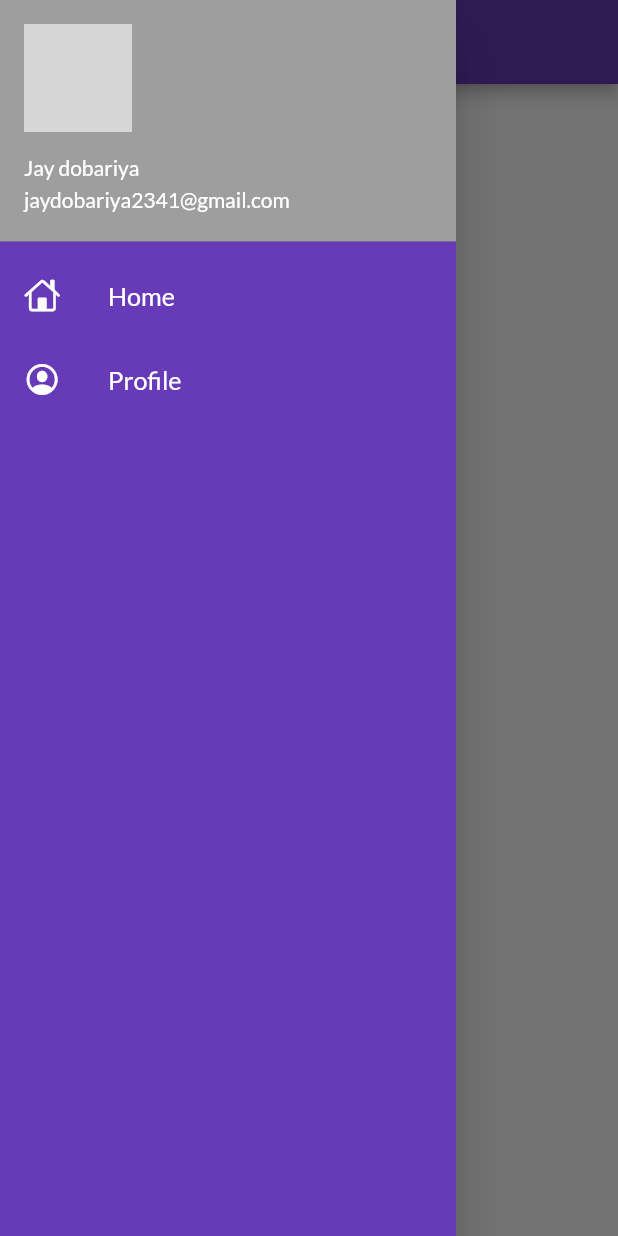
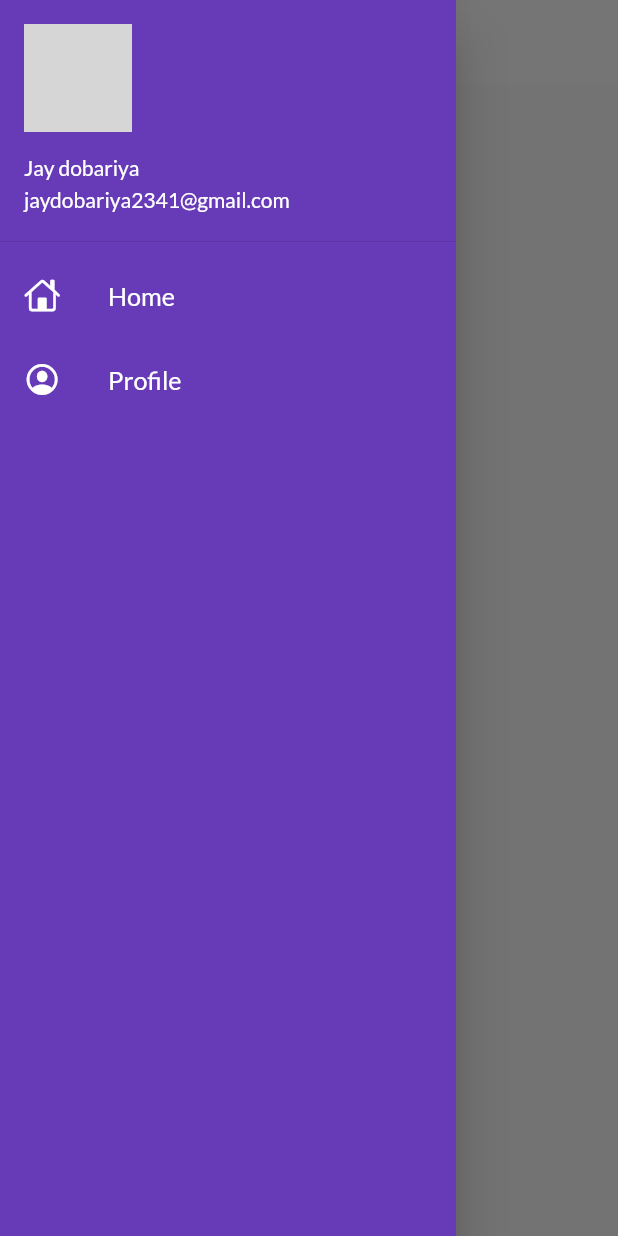
Before and after one commit to jaydobariya8/30DaysOfFlutter, a Flutter app: the screen it shows after launch, with the side drawer open, on a phone screen of 412 x 824 dp. Run offline on Flutter 3.47's test engine with Material 2 defaults, Android fonts, the phone set to English and light mode, and no system bars; our stand-ins replace google_fonts; network calls fail; grey boxes are pictures that could not be loaded.

Commit message:
day 10 done

```diff
--- a/lib/main.dart
+++ b/lib/main.dart
@@ -18,7 +18,13 @@ class myapp extends StatelessWidget {
         themeMode: ThemeMode.light,
         theme: ThemeData(
             primarySwatch: Colors.deepPurple,
-            fontFamily: GoogleFonts.lato().fontFamily),
+            fontFamily: GoogleFonts.lato().fontFamily,
+            appBarTheme: AppBarTheme(
+              color: Colors.white,
+              elevation: 0.0,
+              iconTheme: IconThemeData(color: Colors.black),
+              titleTextStyle: TextStyle(decorationColor: Colors.black),
+            )),
         darkTheme:
             ThemeData(brightness: Brightness.dark, primarySwatch: Colors.green),
         initialRoute: MyRoutes.homeRoute,
--- a/lib/widgets/drawer.dart
+++ b/lib/widgets/drawer.dart
@@ -14,7 +14,7 @@ class MyDrawer extends StatelessWidget {
             DrawerHeader(
                 padding: EdgeInsets.zero,
                 child: UserAccountsDrawerHeader(
-                  decoration: BoxDecoration(color: Colors.grey),
+                  decoration: BoxDecoration(color: Colors.deepPurple),
                   margin: EdgeInsets.zero,
                   accountName: Text("Jay dobariya"),
                   accountEmail: Text("jaydobariya2341@gmail.com"),
```
Also changed, not shown: lib/models/catolog.dart (added, +26 -0 lines).
